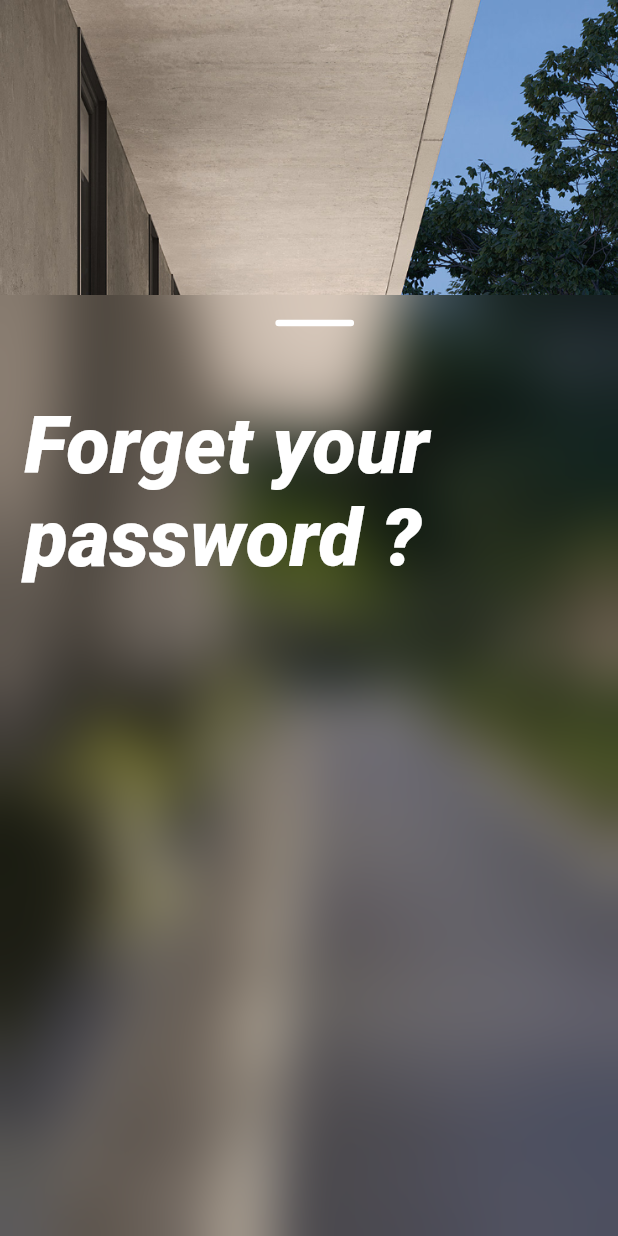
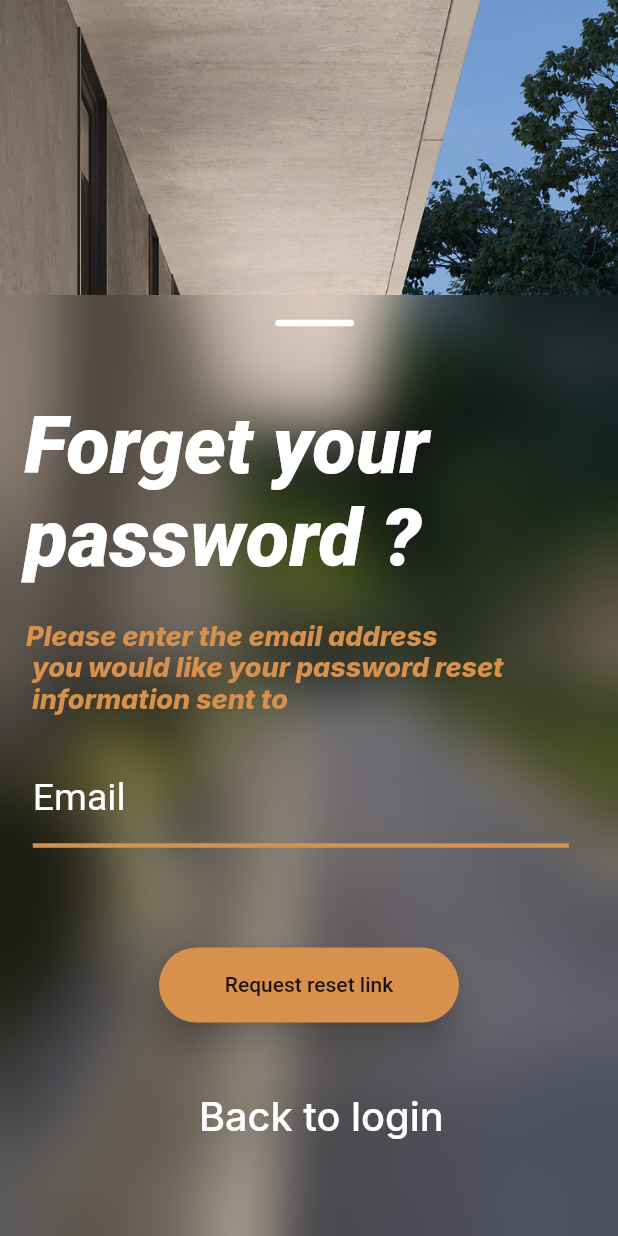
Before and after one commit to salmaFahem/smarthome21, a Flutter app: the Sceneee screen opened directly, on a phone screen of 412 x 824 dp. Run offline on Flutter 3.47's test engine with Material 2 defaults, Android fonts, the phone set to English and light mode, and no system bars; our stand-ins replace google_fonts.

Commit message:
4th commit

```diff
--- a/lib/forgetpassword/forgetPass.dart
+++ b/lib/forgetpassword/forgetPass.dart
@@ -76,6 +76,91 @@ class Sceneee extends StatelessWidget {
                                       ),
                                     ),
                                   ),
+                                  Container(
+                                    margin: EdgeInsets.fromLTRB(0 * fem,
+                                        10 * fem, 54 * fem, 10.94 * fem),
+                                    child: Text('Please enter the email address\n you would like your password reset\n information sent to',
+                                      style: GoogleFonts.inter(
+                                        fontSize: 17 * ffem,
+                                        fontWeight: FontWeight.w800,
+                                        height: 1.2125 * ffem / fem,
+                                        fontStyle: FontStyle.italic,
+                                        color: const Color(0xFFD8914D),
+                                      ),
+                                    ),
+                                  ),
+                                  Container(
+                                      margin: EdgeInsets.fromLTRB(
+                                          20 * fem,
+                                          10 * fem,
+                                          30 * fem,
+                                          21 * fem),
+                                      width: 372 * fem,
+                                      height: 100 * fem,
+                                  child: Padding(
+                                    padding: const EdgeInsets
+                                        .only(
+                                        bottom:
+                                        20.0),
+                                    child:
+                                    TextFormField(
+                                      autofillHints: [],
+                                      decoration:
+                                      const InputDecoration(
+                                        labelText:
+                                        'Email',
+                                        labelStyle: TextStyle(
+                                            color:
+                                            Colors.white,
+                                            fontSize: 25),
+                                        enabledBorder:
+                                        UnderlineInputBorder(
+                                          borderSide: BorderSide(
+                                              color: Color(0xFFD8914D),
+                                              width: 3.0),
+                                        ),
+                                      ),
+                                      style: const TextStyle(
+                                          color:
+                                          Colors.white), // set the text color to white
+                                    ),
+                                  ),
+                                  ),
+                                  Container(
+                                    child: MaterialButton(
+                                      onPressed: (){},
+                                      child: const Text('Request reset link'),
+                                      elevation: 10,
+                                      splashColor: Color(0x5D6978),
+                                      color: Color(0xFFD8914D),
+                                      height: 50,
+                                      minWidth: 200,
+                                      shape: RoundedRectangleBorder(borderRadius: BorderRadius.circular(30)),
+
+                                    ),
+                                  ),
+                                  Container(
+                                    margin: EdgeInsets.fromLTRB(15 * fem,
+                                        35 * fem, 0 * fem, 10.94 * fem),
+                                    child: Positioned(
+                                      left: 0 * fem,
+                                      top: 163.0586595535 * fem,
+                                      child: TextButton(
+                                        onPressed: () {},
+                                        style: TextButton.styleFrom(
+                                            primary: Colors.white),
+                                        child: Text(
+                                            "Back to login",
+
+                                        style: GoogleFonts.inter(
+                                          fontSize: 25 * ffem,
+                                          color: const Color(0xffffffff),
+                                        ),
+                                        ),
+
+                                      ),
+                                    ),
+                                  ),
                                 ],
                               ),
                             ),
--- a/lib/main.dart
+++ b/lib/main.dart
@@ -2,11 +2,11 @@ import 'package:flutter/material.dart';
 import 'package:flutter/gestures.dart';
 import 'dart:ui';
 import 'package:google_fonts/google_fonts.dart';
-// import 'package:smarthome21/signup/signUP.dart.dart';
-// import 'package:smarthome21/welcome/login.dart';
+import 'package:smarthome21/forgetpassword/forgetPass.dart';
 
-import 'signup/signUP.dart';
-//import 'package:smarthome21/welcome/login.dart';
+//import 'login/welcome.dart';
+//import 'signup/signUP.dart';
+import 'package:smarthome21/forgetpassword/forgetPass.dart';
 
 
 void main() {
@@ -33,7 +33,7 @@ class MyApp extends StatelessWidget {
         // is not restarted.
         primarySwatch: Colors.blue,
       ),
-      home: Scenee(),
+      home:  const Sceneee(),
     );
   }
 }
```
